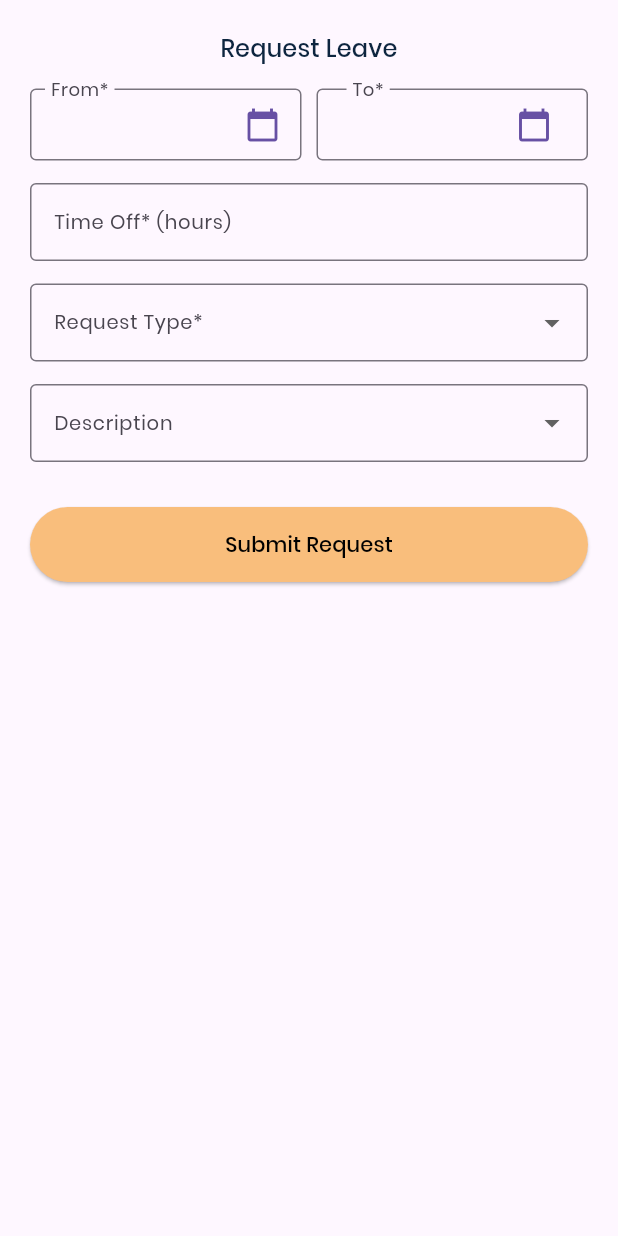
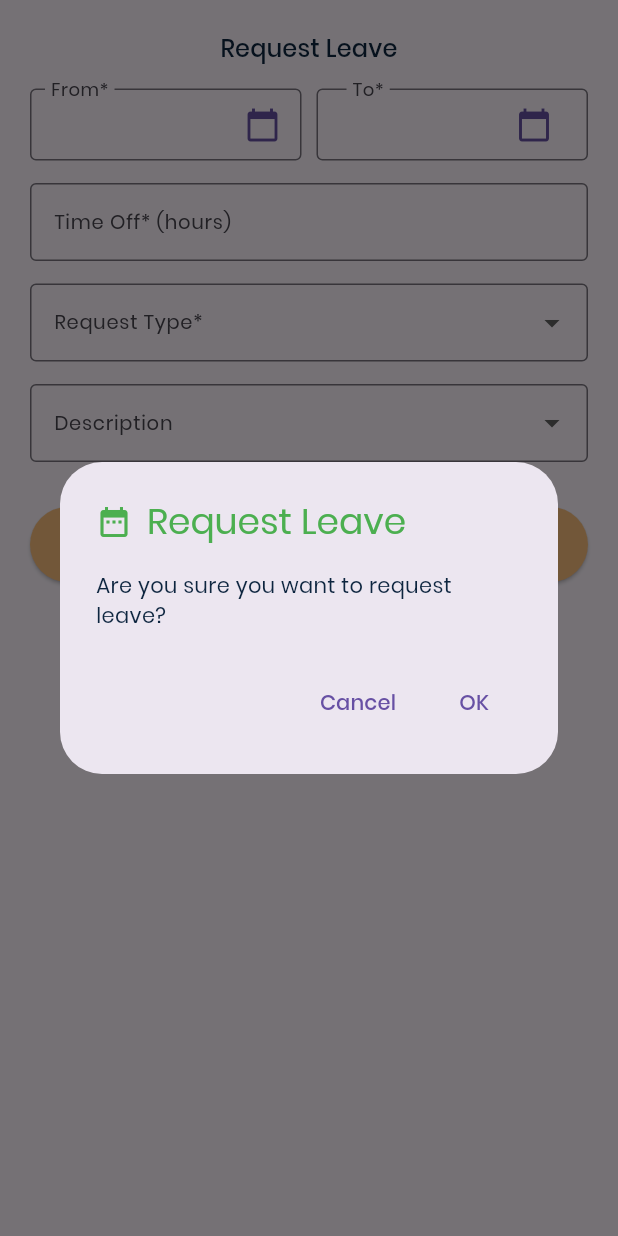
Before and after one commit to BehemothLtd/insight-app, a Flutter app: the LeaveRequestCreate widget shown alone on an empty page, opened directly, after a tap on "Submit Request", on a phone screen of 412 x 824 dp. Run offline on Flutter 3.47's test engine with Material 3 defaults, Android fonts, the phone set to English and light mode, and no system bars; our stand-ins replace flutter_dotenv, flutter_svg, get, google_fonts, gradient_borders; missing offline and left inert: dart:ffi; accounts and stored records are empty; network calls fail.

Commit message:
finish function for leave request

```diff
--- a/lib/controllers/leave_request_controller.dart
+++ b/lib/controllers/leave_request_controller.dart
@@ -1,7 +1,20 @@
+import 'package:flutter/material.dart';
 import 'package:get/get.dart';
 
+import 'package:insight_app/models/leave_request.dart';
+import 'package:insight_app/utils/custom_snackbar.dart';
+
 class LeaveRequestController extends GetxController {
-  createNewRequest() async {
-    // var result = await Attendance.
+  createNewRequest(LeaveRequest leaveRequest) async {
+    var result = await leaveRequest.request();
+
+    if (result != null) {
+      showCustomSnackbar(
+        message: "Leave Request Submitted",
+        title: 'Success',
+        backgroundColor: Colors.blue,
+        iconData: Icons.check,
+      );
+    }
   }
 }
--- a/lib/models/leave_request.dart
+++ b/lib/models/leave_request.dart
@@ -3,10 +3,11 @@ import 'dart:ffi';
 import 'package:get/get.dart';
 import 'package:insight_app/gqls/index.dart' as gql;
 import 'package:insight_app/utils/api.dart';
+import 'package:insight_app/utils/time.dart';
 
 class LeaveRequest {
-  String? from;
-  String? to;
+  DateTime? from;
+  DateTime? to;
   double? timeOff;
   String? requestType;
   String? description;
@@ -19,22 +20,22 @@ class LeaveRequest {
     required this.description,
   });
 
-  void request() async {
+  Future<dynamic> request() {
     const query = gql.leaveRequestCreateGQL;
 
     final ApiProvider apiProvider = Get.find<ApiProvider>();
 
     var variables = {
       "input": {
-        "from": from ?? "",
-        "to": to ?? "",
+        "from": formatTime(from, 'dd-MM-yyyy HH:mm'),
+        "to": formatTime(to, 'dd-MM-yyyy HH:mm'),
         "timeOff": timeOff,
         "requestType": requestType ?? "",
         "description": description ?? "",
       }
     };
 
-    await apiProvider.request(
+    return apiProvider.request(
       query: query,
       variables: variables,
     );
--- a/lib/widgets/home/leave_request_create.dart
+++ b/lib/widgets/home/leave_request_create.dart
@@ -1,10 +1,9 @@
-import 'dart:convert';
-import 'dart:developer';
-
 import 'package:flutter/material.dart';
+import 'package:get/get.dart';
+import 'package:http/http.dart';
+import 'package:insight_app/controllers/leave_request_controller.dart';
 import 'package:insight_app/models/leave_request.dart';
 import 'package:insight_app/theme/colors/light_colors.dart';
-import 'package:insight_app/utils/time.dart';
 import 'package:insight_app/widgets/form/form_validator.dart';
 
 class LeaveRequestCreate extends StatefulWidget {
@@ -23,11 +22,11 @@ class _LeaveRequestCreateState extends State<LeaveRequestCreate> {
 
   final TextEditingController _timeOffController = TextEditingController();
 
-  final List<String> requestTypes = [
-    'Day off',
-    'WFH',
-    'Insurance',
-    'Personal day off',
+  final List<Map<String, String>> requestTypes = [
+    {'label': 'Day off', 'value': 'day_off'},
+    {'label': 'WFH', 'value': 'wfh'},
+    {'label': 'Insurance', 'value': 'insurance'},
+    {'label': 'Personal day off', 'value': 'personal_days_off'},
   ];
 
   final List<String> descriptions = [
@@ -37,6 +36,9 @@ class _LeaveRequestCreateState extends State<LeaveRequestCreate> {
     'Hiếu hỉ / ma chay',
     'Xe hỏng/ báo thức hỏng',
   ];
+
+  final LeaveRequestController leaveRequestController =
+      Get.put(LeaveRequestController());
 
   Future<void> _pickDate(BuildContext context,
       {required bool pickingFrom}) async {
@@ -202,11 +204,11 @@ class _LeaveRequestCreateState extends State<LeaveRequestCreate> {
                   ),
                 ),
                 value: requestType,
-                items:
-                    requestTypes.map<DropdownMenuItem<String>>((String value) {
+                items: requestTypes
+                    .map<DropdownMenuItem<String>>((Map<String, String> type) {
                   return DropdownMenuItem<String>(
-                    value: value,
-                    child: Text(value),
+                    value: type['value'],
+                    child: Text(type['label']!),
                   );
                 }).toList(),
                 onChanged: (String? newValue) {
@@ -249,17 +251,57 @@ class _LeaveRequestCreateState extends State<LeaveRequestCreate> {
             const SizedBox(height: 30), // Space at the bottom
             ElevatedButton(
               onPressed: () {
+                showDialog(
+                  context: context,
+                  builder: (BuildContext context) {
+                    return AlertDialog(
+                      title: const Row(
+                        children: [
+                          Icon(
+                            Icons.date_range,
+                            color: Colors.green,
+                          ),
+                          SizedBox(width: 10),
+                          Text(
+                            'Request Leave',
+                            style: TextStyle(
+                              color: Colors.green,
+                            ),
+                          ),
+                        ],
+                      ),
+                      content:
+                          const Text('Are you sure you want to request leave?'),
+                      actions: <Widget>[
+                        TextButton(
+                          onPressed: () => Navigator.of(context)
+                              .pop(), // Dismiss the dialog but do nothing
+                          child: const Text('Cancel'),
+                        ),
+                        TextButton(
+                          onPressed: () {
+                            // Dismiss the dialog and perform the check-in action
+                            Navigator.of(context).pop();
+
                             timeOff = double.tryParse(_timeOffController.text);
 
                             var leaveRequest = LeaveRequest(
-                  from: formatTime(from, 'dd-MM-yyyy kk:mm'),
-                  to: formatTime(to, 'dd-MM-yyyy kk:mm'),
+                              from: from,
+                              to: to,
                               timeOff: timeOff ?? 0.0,
                               requestType: requestType,
                               description: description,
                             );
 
-                leaveRequest.request();
+                            leaveRequestController
+                                .createNewRequest(leaveRequest);
+                          },
+                          child: const Text('OK'),
+                        ),
+                      ],
+                    );
+                  },
+                );
               },
               style: ElevatedButton.styleFrom(
                 backgroundColor: LightColors.kDarkYellow,
```
Lines whose indentation alone changed are shown as unchanged.
